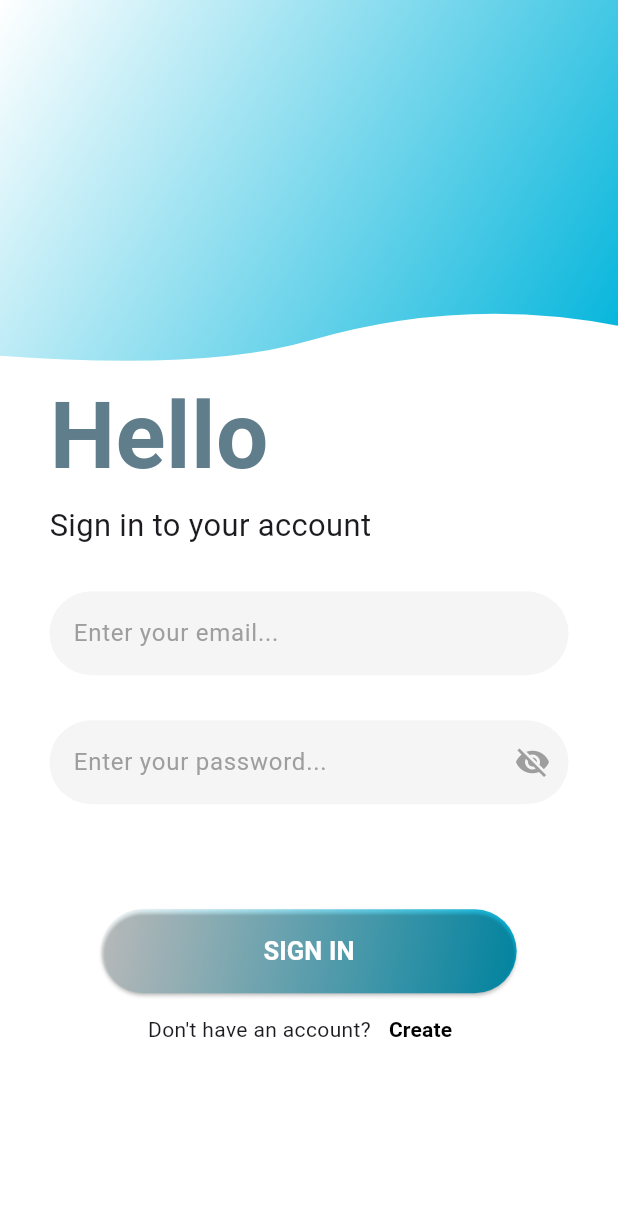
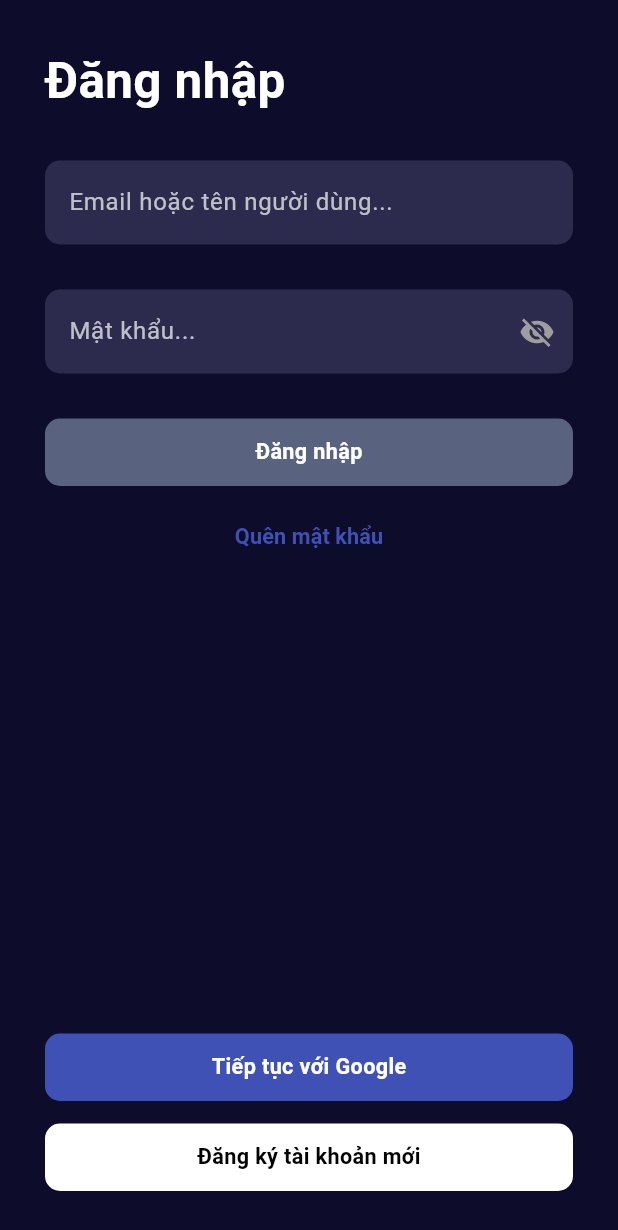
Before and after one commit to weiwei146/study_app, a Flutter app: the screen it shows after launch, on a phone screen of 412 x 824 dp. Shown: the top 1230 px of the screen. Run offline on Flutter 3.47's test engine with Material 3 defaults, Android fonts, the phone set to English and light mode, and no system bars; our stand-ins replace flutter_custom_clippers.

Commit message:
update screen login, home and navigation

```diff
--- /dev/null
+++ b/lib/assets/MyColors.dart
@@ -0,0 +1,12 @@
+import 'package:flutter/services.dart';
+
+class MyColors {
+  static const Color backgroundStartScreen = Color(0xFFFFFFFF);
+  static const Color textStartScreen = Color(0xFF365899);
+  static const Color textBtn = Color(0xFFF6F7F9);
+  static const Color textInput = Color(0xFF3B5998);
+  static const Color text = Color(0xFF219F94);
+  static const Color backgroundColor = Color(0xFF0D0C2B);
+  static const Color searchInput = Color(0xFF2C2B4E);
+  static const Color loginBtn = Color(0xFF59627F);
+}
--- a/lib/main.dart
+++ b/lib/main.dart
@@ -1,5 +1,7 @@
 import 'package:flutter/material.dart';
+import 'package:study_app/view/HomeScreen.dart';
 import 'package:study_app/view/LoginScreen.dart';
+import 'package:study_app/view/Navigation.dart';
 
 void main() {
   runApp(const MyApp());
@@ -7,6 +9,8 @@
 
 class MyApp extends StatelessWidget {
   const MyApp({super.key});
+  final bool isLogin = false;
+
   @override
   Widget build(BuildContext context) {
     return MaterialApp(
@@ -15,7 +19,9 @@
         colorScheme: ColorScheme.fromSeed(seedColor: Colors.deepPurple),
         useMaterial3: true,
       ),
-      home: const LoginScreen(),
+      home: isLogin
+          ? const Navigation(initialIndex: 0)
+          : const LoginScreen(),
     );
   }
 }
--- a/lib/view/LoginScreen.dart
+++ b/lib/view/LoginScreen.dart
@@ -1,6 +1,7 @@
 import 'package:flutter/cupertino.dart';
 import 'package:flutter/material.dart';
 import 'package:flutter_custom_clippers/flutter_custom_clippers.dart';
+import 'package:study_app/assets/MyColors.dart';
 
 class LoginScreen extends StatefulWidget {
   const LoginScreen({super.key});
@@ -21,100 +22,76 @@ class _LoginScreenState extends State<LoginScreen> {
     double screenWidth = MediaQuery.of(context).size.width;
 
     return Scaffold(
-      backgroundColor: Colors.white,
-      body: SingleChildScrollView(
-        child: Column(
-          children: [
-            ClipPath(
-              clipper: WaveClipperOne(),
-              child: Container(
-                width: double.infinity,
-                height: screenHeight * 0.3,
-                padding: const EdgeInsets.symmetric(horizontal: 24.0),
-                decoration: const BoxDecoration(
-                  gradient: LinearGradient(
-                    colors: [Colors.white, Color(0xFF00B4DB)],
-                    begin: Alignment.topLeft,
-                    end: Alignment.bottomRight,
-                  ),
-                ),
-                alignment: Alignment.centerLeft,
-              ),
-            ),
-            Padding(
-              padding: EdgeInsets.symmetric(horizontal: screenWidth * 0.08),
-              child: Align(
-                alignment: Alignment.centerLeft,
+      backgroundColor: MyColors.backgroundColor,
+      body: Padding(
+          padding: EdgeInsets.all(30),
           child: Column(
             crossAxisAlignment: CrossAxisAlignment.start,
             children: [
               Text(
-                      "Hello",
+                "Đăng nhập",
                 style: TextStyle(
                     fontWeight: FontWeight.bold,
-                        fontSize: screenWidth * 0.15,
-                        color: Colors.blueGrey,
+                    fontSize: screenWidth * 0.08,
+                    color: Colors.white
                 ),
               ),
-                    Text(
-                      "Sign in to your account",
-                      style: TextStyle(
-                        fontSize: screenWidth * 0.05,
-                      ),
-                    ),
-                  ],
-                ),
-              ),
-            ),
-            const SizedBox(height: 30),
-            Padding(
-              padding: EdgeInsets.symmetric(horizontal: screenWidth * 0.08),
-              child: Align(
-                alignment: Alignment.bottomCenter,
-                child: Padding(
-                  padding: const EdgeInsets.only(bottom: 20.0),
-                  child: Column(
-                    crossAxisAlignment: CrossAxisAlignment.center,
-                    children: [
+              const SizedBox(height: 30,),
               Form(
                 key: _signInFormKey,
                 child: Column(
                   children: [
                     TextFormField(
                       controller: _emailController,
+                      style: const TextStyle(
+                        color: Colors.white,
+                      ),
                       decoration: InputDecoration(
-                                hintText: 'Enter your email...',
+                        hintText: 'Email hoặc tên người dùng...',
                         hintStyle: const TextStyle(
-                                  color: Colors.grey,
+                            color: Colors.white70
                         ),
                         filled: true,
-                                fillColor: Colors.grey[100],
+                        fillColor: MyColors.searchInput,
                         border: OutlineInputBorder(
-                                  borderRadius: BorderRadius.circular(30),
+                          borderRadius: BorderRadius.circular(10),
                           borderSide: BorderSide.none,
+                        ),
+                        errorStyle: const TextStyle(
+                          color: Colors.yellow,
+                          fontWeight: FontWeight.bold,
+                          fontSize: 14
                         ),
                       ),
                       validator: (String? value) {
                         if (value == null || value.isEmpty) {
-                                  return 'Please enter your email';
+                          return 'Bạn chưa nhập tên tài khoản';
                         }
                         return null;
                       },
                     ),
-                            const SizedBox(height: 30),
+                    const SizedBox(height: 30,),
                     TextFormField(
                       controller: _passwordController,
                       obscureText: _isShowPassWord,
+                      style: const TextStyle(
+                        color: Colors.white,
+                      ),
                       decoration: InputDecoration(
-                                hintText: 'Enter your password...',
+                        hintText: 'Mật khẩu...',
                         hintStyle: const TextStyle(
-                                  color: Colors.grey,
+                            color: Colors.white70
                         ),
                         filled: true,
-                                fillColor: Colors.grey[100],
+                        fillColor: MyColors.searchInput,
                         border: OutlineInputBorder(
-                                  borderRadius: BorderRadius.circular(30),
+                          borderRadius: BorderRadius.circular(10),
                           borderSide: BorderSide.none,
+                        ),
+                        errorStyle: const TextStyle(
+                            color: Colors.yellow,
+                            fontWeight: FontWeight.bold,
+                            fontSize: 14
                         ),
                         suffixIcon: IconButton(
                           icon: Icon(
@@ -132,74 +109,104 @@ class _LoginScreenState extends State<LoginScreen> {
                       ),
                       validator: (String? value) {
                         if (value == null || value.isEmpty) {
-                                  return 'Please enter your password';
+                          return 'Bạn chưa nhập mật khẩu';
                         }
                         return null;
                       },
                     ),
-                            const SizedBox(height: 70),
-                            FractionallySizedBox(
-                              widthFactor: 0.8,
-                              child: Container(
-                                decoration: BoxDecoration(
-                                  gradient: const LinearGradient(
-                                    colors: [Colors.white, Color(0xFF00B4DB)],
-                                    begin: Alignment.topLeft,
-                                    end: Alignment.bottomRight,
+                  ],
                 ),
-                                  borderRadius: BorderRadius.circular(30),
               ),
-                                child: ElevatedButton(
-                                  onPressed: () {
+              const SizedBox(height: 30,),
+              GestureDetector(
+                onTap: () {
                   if (_signInFormKey.currentState!.validate()) {
                     final email = _emailController.text.trim();
                     final password = _passwordController.text;
                     //goi API login o day
                   }
                 },
-                                  style: ElevatedButton.styleFrom(
-                                    padding: const EdgeInsets.symmetric(horizontal: 70, vertical: 16),
-                                    backgroundColor: Colors.transparent, // Đảm bảo không có nền mặc định
-                                    shape: RoundedRectangleBorder(
-                                      borderRadius: BorderRadius.circular(30),
+                child: Container(
+                    width: screenWidth,
+                    padding: const EdgeInsets.symmetric(horizontal: 20, vertical: 12),
+                    decoration: BoxDecoration(
+                      color: MyColors.loginBtn,
+                      borderRadius: BorderRadius.circular(10),
+                    ),
+                    child: Center(
+                      child: Text(
+                        'Đăng nhập',
+                        style: TextStyle(
+                            color: Colors.white,
+                            fontWeight: FontWeight.bold,
+                            fontSize: screenWidth * 0.035,
                         ),
                       ),
-                                  child: const Text(
-                                    'SIGN IN',
-                                    style: TextStyle(
-                                      fontSize: 17,
-                                      fontWeight: FontWeight.bold,
-                                      color: Colors.white,
+                    )
                 ),
               ),
+              const SizedBox(height: 10,),
+              Center(
+                child: TextButton(
+                    onPressed: () {
+
+                    },
+                    child: Text(
+                      "Quên mật khẩu",
+                      style: TextStyle(
+                          color: Colors.indigo,
+                          fontSize: screenWidth * 0.035,
+                          fontWeight: FontWeight.bold,
+                      ),
+                    )
                 ),
               ),
+              const Spacer(),
+              GestureDetector(
+                onTap: () {
+
+                },
+                child: Container(
+                    width: screenWidth,
+                    padding: const EdgeInsets.symmetric(horizontal: 20, vertical: 12),
+                    decoration: BoxDecoration(
+                      color: Colors.indigo,
+                      borderRadius: BorderRadius.circular(10),
                     ),
-                          ],
+                    child: Center(
+                      child: Text(
+                      'Tiếp tục với Google',
+                      style: TextStyle(
+                        color: Colors.white,
+                        fontWeight: FontWeight.bold,
+                        fontSize: screenWidth * 0.035,
                       ),
                     ),
-                      Row(
-                        mainAxisAlignment: MainAxisAlignment.center,
-                        children: [
-                          const Text(
-                            "Don't have an account?",
-                          ),
-                          TextButton(
-                            onPressed: () {
-                              //Navigator.push(context, MaterialPageRoute(builder: (context) => const SignUpScreen()));
-                            },
-                            child: const Text(
-                              "Create",
-                              style: TextStyle(
-                                  fontWeight: FontWeight.bold,
-                                  color: Colors.black),
+                    )
                 ),
               ),
-                        ],
+              const SizedBox(height: 15,),
+              GestureDetector(
+                onTap: () {
+
+                },
+                child: Container(
+                    width: screenWidth,
+                    padding: const EdgeInsets.symmetric(horizontal: 20, vertical: 12),
+                    decoration: BoxDecoration(
+                      color: Colors.white,
+                      borderRadius: BorderRadius.circular(10),
                     ),
-                    ],
+                    child: Center(
+                      child: Text(
+                        'Đăng ký tài khoản mới',
+                        style: TextStyle(
+                          color: Colors.black,
+                          fontWeight: FontWeight.bold,
+                          fontSize: screenWidth * 0.035,
                         ),
                       ),
+                    )
                 ),
               ),
             ],
```
Also changed, not shown: lib/view/HomeScreen.dart (added, +285 -0 lines), lib/view/Navigation.dart (added, +76 -0 lines), lib/view/SearchScreen.dart (added, +33 -0 lines), lib/view/SettingScreen.dart (added, +29 -0 lines), lib/view/TestScreen.dart (added, +29 -0 lines). Lines whose indentation alone changed are shown as unchanged.
